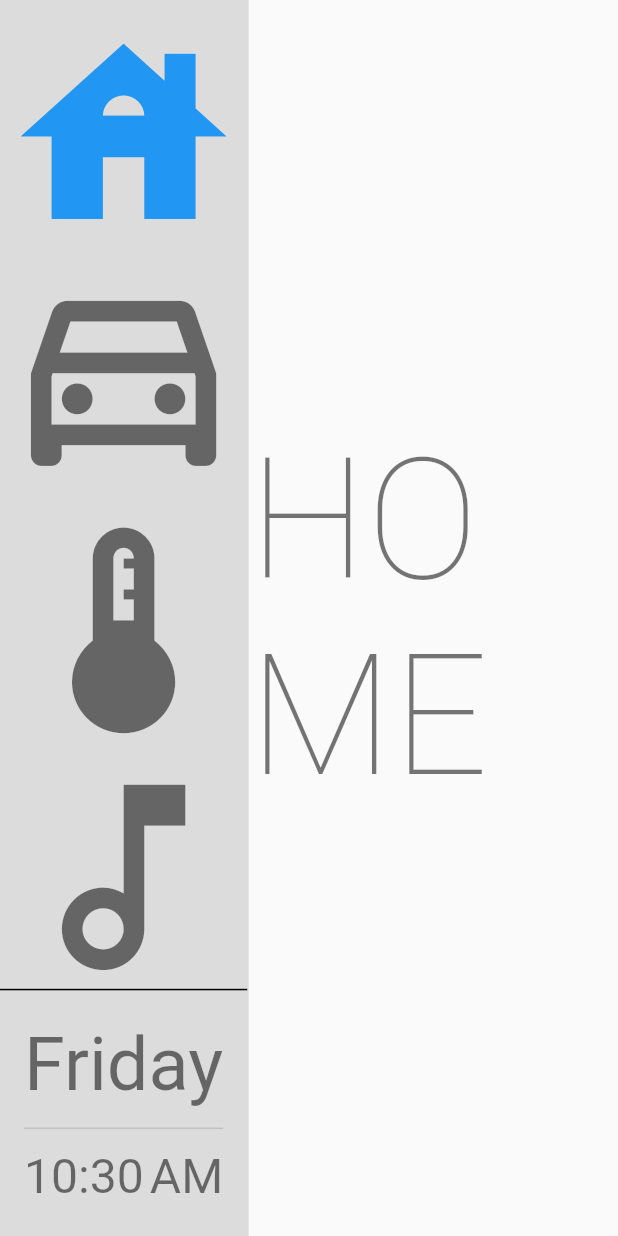
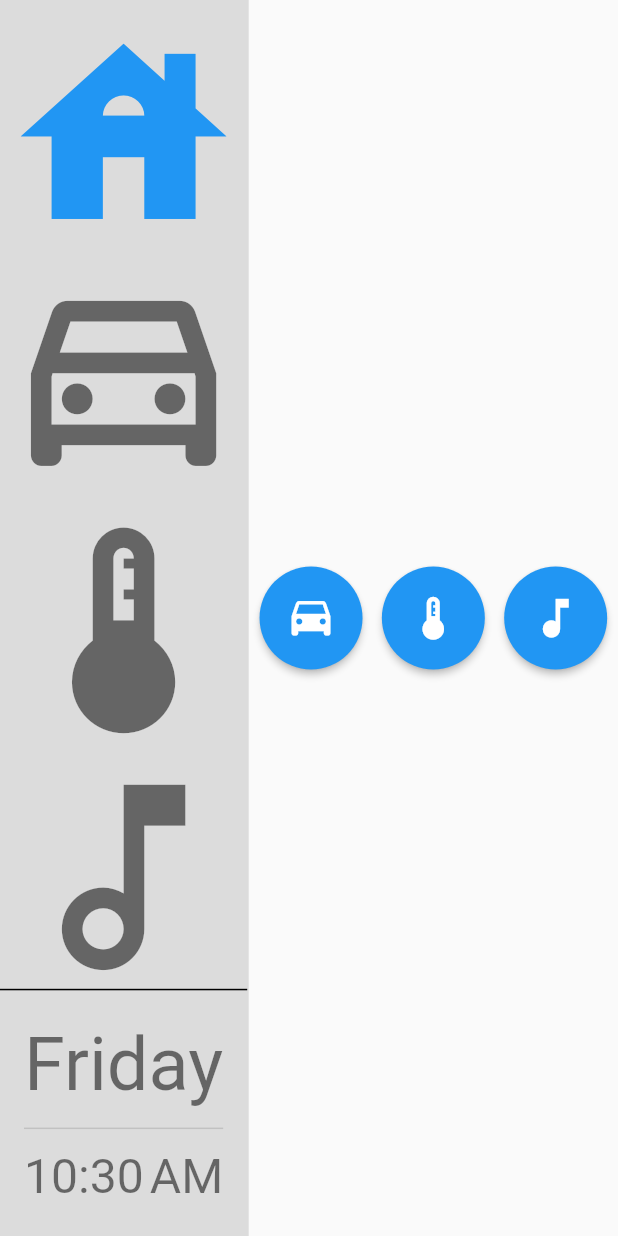
Before and after one commit to felipeerias/flutter_homescreen, a Flutter app: the screen it shows after launch, after a tap on "Home", on a phone screen of 412 x 824 dp. Run offline on Flutter 3.47's test engine with Material 2 defaults, Android fonts, the phone set to English and light mode, and no system bars.

Commit message:
Home screen buttons navigate to the appropriate section

```diff
--- a/lib/homescreen.dart
+++ b/lib/homescreen.dart
@@ -17,6 +17,12 @@ class Homescreen extends StatefulWidget {
 class _HomescreenState extends State<Homescreen> {
   int _selectedIndex = 0;
 
+  setNavigationIndex(int index) {
+    setState(() {
+      _selectedIndex = index;
+    });
+  }
+
   @override
   Widget build(BuildContext context) {
     var screenHeight = MediaQuery.of(context).size.height;
@@ -35,9 +41,7 @@ class _HomescreenState extends State<Homescreen> {
                 // leading widget?
                 // trailing widget does not expand to bottom
                 onDestinationSelected: (int index) {
-                  setState(() {
-                    _selectedIndex = index;
-                  });
+                  setNavigationIndex(index);
                 },
                 selectedIconTheme: IconTheme.of(context).copyWith(
                   size: iconSize,
@@ -93,7 +97,7 @@ class _HomescreenState extends State<Homescreen> {
   Widget _childForIndex(int selectedIndex) {
     switch (selectedIndex) {
       case 0:
-        return HomePage();
+        return HomePage(onSetNavigationIndex: setNavigationIndex);
       case 1:
         return DashboardPage();
       case 2:
--- a/lib/page_home.dart
+++ b/lib/page_home.dart
@@ -1,12 +1,47 @@
 import 'package:flutter/material.dart';
 
 class HomePage extends StatelessWidget {
-  // TODO placeholder
+  final Function(int index) onSetNavigationIndex;
+
+  const HomePage({Key? key, required this.onSetNavigationIndex})
+      : super(key: key);
+
   @override
   Widget build(BuildContext context) {
-    return Text(
-      'HOME',
-      style: Theme.of(context).textTheme.headline1,
+    final double spacing = MediaQuery.of(context).size.width / 32;
+    final double runSpacing = spacing / 2;
+    return Center(
+        child: Wrap(
+      spacing: spacing,
+      runSpacing: runSpacing,
+      children: <Widget>[
+        createItem(context, Icons.drive_eta, 1),
+        createItem(context, Icons.thermostat, 2),
+        createItem(context, Icons.music_note, 3)
+      ],
+    ));
+  }
+
+  Widget createItem(BuildContext context, IconData icon, int tabPosition) {
+    final double size = MediaQuery.of(context).size.width / 6;
+    return Padding(
+      padding: const EdgeInsets.symmetric(vertical: 8.0),
+      child: ElevatedButton(
+        style: ElevatedButton.styleFrom(
+          shape: CircleBorder(),
+          padding: EdgeInsets.all(size / 4),
+          primary: Colors.blue,
+          onPrimary: Colors.red,
+        ),
+        onPressed: () {
+          onSetNavigationIndex(tabPosition);
+        },
+        child: Icon(
+          icon,
+          color: Colors.white,
+          size: size / 2,
+        ),
+      ),
     );
   }
 }
```
